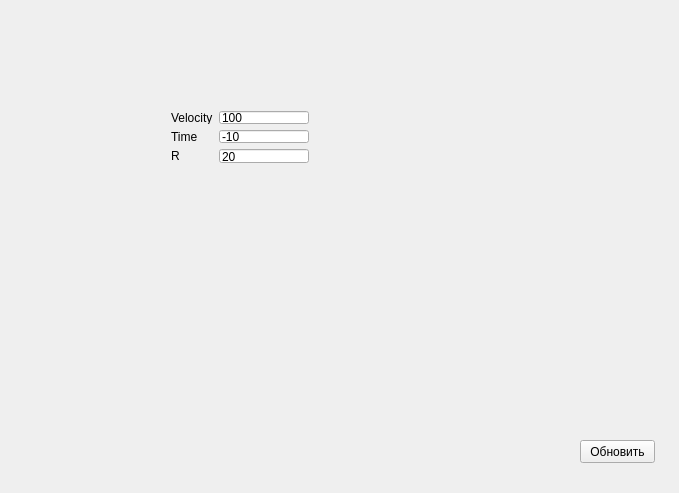
Old version of the form ROIzm/ROizm/mainwindow.ui in the repository he305/Work.
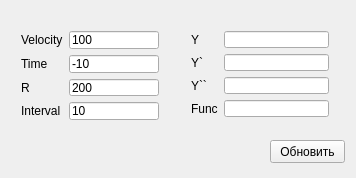
New version of the form.

What changed in the file:
```diff
--- a/ROIzm/ROizm/mainwindow.ui
+++ b/ROIzm/ROizm/mainwindow.ui
@@ -6,8 +6,8 @@
    <rect>
     <x>0</x>
     <y>0</y>
-    <width>679</width>
-    <height>493</height>
+    <width>356</width>
+    <height>178</height>
    </rect>
   </property>
   <property name="windowTitle">
@@ -17,10 +17,10 @@
    <widget class="QWidget" name="formLayoutWidget">
     <property name="geometry">
      <rect>
-      <x>160</x>
-      <y>100</y>
+      <x>10</x>
+      <y>20</y>
       <width>160</width>
-      <height>74</height>
+      <height>111</height>
      </rect>
     </property>
     <layout class="QFormLayout" name="formLayout">
@@ -62,7 +62,21 @@
      <item row="2" column="1">
       <widget class="QLineEdit" name="REdit">
        <property name="text">
-        <string>20</string>
+        <string>200</string>
+       </property>
+      </widget>
+     </item>
+     <item row="3" column="0">
+      <widget class="QLabel" name="intervalLabel">
+       <property name="text">
+        <string>Interval</string>
+       </property>
+      </widget>
+     </item>
+     <item row="3" column="1">
+      <widget class="QLineEdit" name="intervalEdit">
+       <property name="text">
+        <string>10</string>
        </property>
       </widget>
      </item>
@@ -71,8 +85,8 @@
    <widget class="QPushButton" name="refreshButton">
     <property name="geometry">
      <rect>
-      <x>580</x>
-      <y>440</y>
+      <x>270</x>
+      <y>140</y>
       <width>75</width>
       <height>23</height>
      </rect>
@@ -81,6 +95,58 @@
      <string>Обновить</string>
     </property>
    </widget>
+   <widget class="QWidget" name="formLayoutWidget_2">
+    <property name="geometry">
+     <rect>
+      <x>180</x>
+      <y>20</y>
+      <width>160</width>
+      <height>108</height>
+     </rect>
+    </property>
+    <layout class="QFormLayout" name="formLayout_2">
+     <item row="0" column="0">
+      <widget class="QLabel" name="yLabel">
+       <property name="text">
+        <string>Y</string>
+       </property>
+      </widget>
+     </item>
+     <item row="1" column="0">
+      <widget class="QLabel" name="y1Label">
+       <property name="text">
+        <string>Y`</string>
+       </property>
+      </widget>
+     </item>
+     <item row="2" column="0">
+      <widget class="QLabel" name="y2Label">
+       <property name="text">
+        <string>Y``</string>
+       </property>
+      </widget>
+     </item>
+     <item row="0" column="1">
+      <widget class="QLineEdit" name="yEdit"/>
+     </item>
+     <item row="1" column="1">
+      <widget class="QLineEdit" name="y1Edit"/>
+     </item>
+     <item row="2" column="1">
+      <widget class="QLineEdit" name="y2Edit"/>
+     </item>
+     <item row="3" column="0">
+      <widget class="QLabel" name="funcLabel">
+       <property name="text">
+        <string>Func</string>
+       </property>
+      </widget>
+     </item>
+     <item row="3" column="1">
+      <widget class="QLineEdit" name="funcEdit"/>
+     </item>
+    </layout>
+   </widget>
   </widget>
  </widget>
  <layoutdefault spacing="6" margin="11"/>
```
